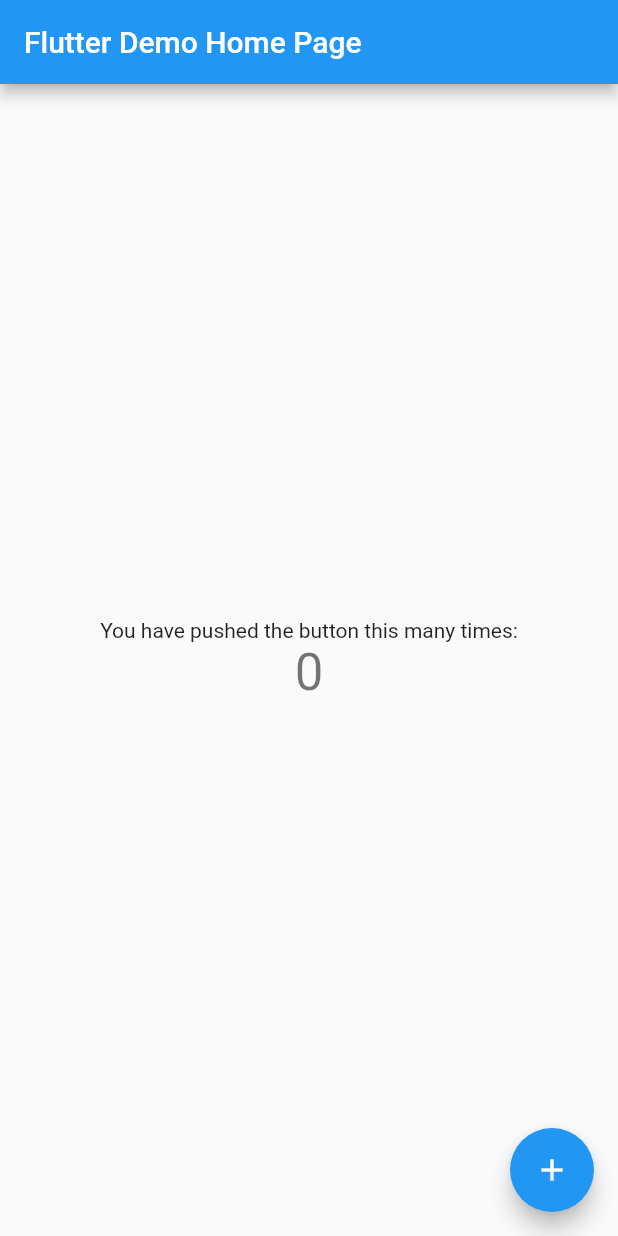
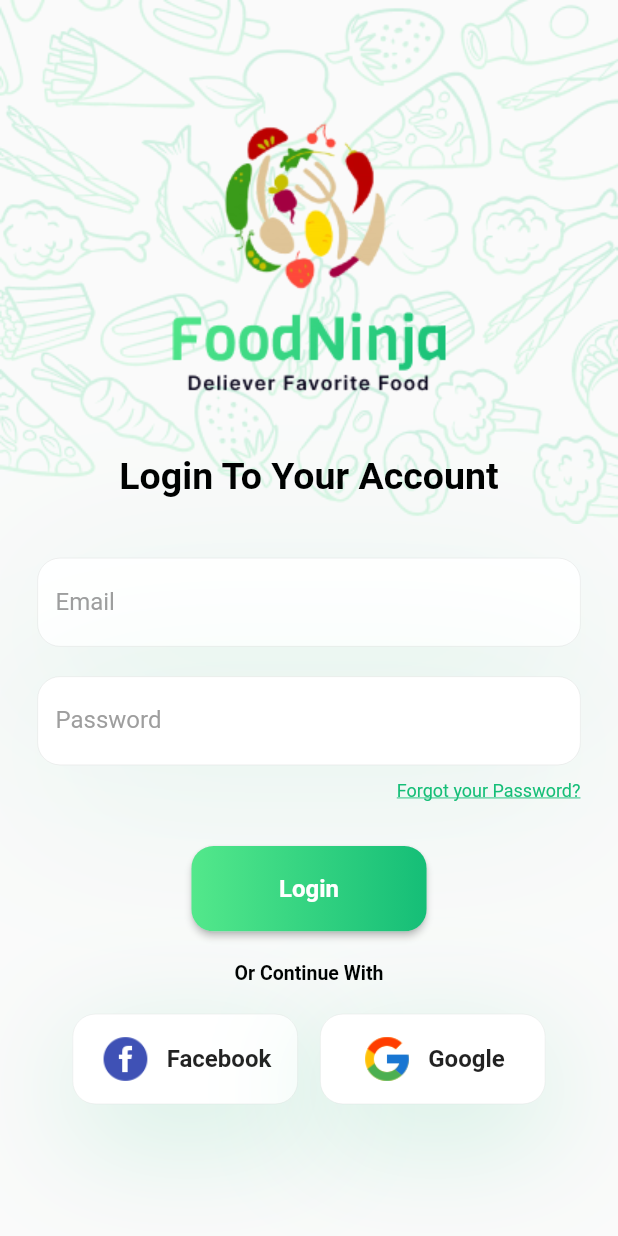
Before and after one commit to avishka2k/food_app, a Flutter app: the screen it shows after launch, on a phone screen of 412 x 824 dp. Run offline on Flutter 3.47's test engine with Material 2 defaults, Android fonts, the phone set to English and light mode, and no system bars; our stand-ins replace device_preview, hexcolor.

Commit message:
Add app screens

```diff
--- a/lib/main.dart
+++ b/lib/main.dart
@@ -1,8 +1,13 @@
+import 'package:device_preview/device_preview.dart';
 import 'package:flutter/material.dart';
+import 'package:food_app/screens/onbording1.dart';
+import 'package:food_app/screens/signup.dart';
 
-void main() {
-  runApp(const MyApp());
-}
+void main() => runApp(
+      DevicePreview(
+        builder: (context) => MyApp(), // Wrap your app
+      ),
+    );
 
 class MyApp extends StatelessWidget {
   const MyApp({Key? key}) : super(key: key);
@@ -11,105 +16,14 @@ class MyApp extends StatelessWidget {
   @override
   Widget build(BuildContext context) {
     return MaterialApp(
-      title: 'Flutter Demo',
+      debugShowCheckedModeBanner: false,
+      locale: DevicePreview.locale(context),
+      builder: DevicePreview.appBuilder,
+      title: 'Food Application',
       theme: ThemeData(
-        // This is the theme of your application.
-        //
-        // Try running your application with "flutter run". You'll see the
-        // application has a blue toolbar. Then, without quitting the app, try
-        // changing the primarySwatch below to Colors.green and then invoke
-        // "hot reload" (press "r" in the console where you ran "flutter run",
-        // or simply save your changes to "hot reload" in a Flutter IDE).
-        // Notice that the counter didn't reset back to zero; the application
-        // is not restarted.
         primarySwatch: Colors.blue,
       ),
-      home: const MyHomePage(title: 'Flutter Demo Home Page'),
+      home: const signup(),
     );
   }
 }
-
-class MyHomePage extends StatefulWidget {
-  const MyHomePage({Key? key, required this.title}) : super(key: key);
-
-  // This widget is the home page of your application. It is stateful, meaning
-  // that it has a State object (defined below) that contains fields that affect
-  // how it looks.
-
-  // This class is the configuration for the state. It holds the values (in this
-  // case the title) provided by the parent (in this case the App widget) and
-  // used by the build method of the State. Fields in a Widget subclass are
-  // always marked "final".
-
-  final String title;
-
-  @override
-  State<MyHomePage> createState() => _MyHomePageState();
-}
-
-class _MyHomePageState extends State<MyHomePage> {
-  int _counter = 0;
-
-  void _incrementCounter() {
-    setState(() {
-      // This call to setState tells the Flutter framework that something has
-      // changed in this State, which causes it to rerun the build method below
-      // so that the display can reflect the updated values. If we changed
-      // _counter without calling setState(), then the build method would not be
-      // called again, and so nothing would appear to happen.
-      _counter++;
-    });
-  }
-
-  @override
-  Widget build(BuildContext context) {
-    // This method is rerun every time setState is called, for instance as done
-    // by the _incrementCounter method above.
-    //
-    // The Flutter framework has been optimized to make rerunning build methods
-    // fast, so that you can just rebuild anything that needs updating rather
-    // than having to individually change instances of widgets.
-    return Scaffold(
-      appBar: AppBar(
-        // Here we take the value from the MyHomePage object that was created by
-        // the App.build method, and use it to set our appbar title.
-        title: Text(widget.title),
-      ),
-      body: Center(
-        // Center is a layout widget. It takes a single child and positions it
-        // in the middle of the parent.
-        child: Column(
-          // Column is also a layout widget. It takes a list of children and
-          // arranges them vertically. By default, it sizes itself to fit its
-          // children horizontally, and tries to be as tall as its parent.
-          //
-          // Invoke "debug painting" (press "p" in the console, choose the
-          // "Toggle Debug Paint" action from the Flutter Inspector in Android
-          // Studio, or the "Toggle Debug Paint" command in Visual Studio Code)
-          // to see the wireframe for each widget.
-          //
-          // Column has various properties to control how it sizes itself and
-          // how it positions its children. Here we use mainAxisAlignment to
-          // center the children vertically; the main axis here is the vertical
-          // axis because Columns are vertical (the cross axis would be
-          // horizontal).
-          mainAxisAlignment: MainAxisAlignment.center,
-          children: <Widget>[
-            const Text(
-              'You have pushed the button this many times:',
-            ),
-            Text(
-              '$_counter',
-              style: Theme.of(context).textTheme.headline4,
-            ),
-          ],
-        ),
-      ),
-      floatingActionButton: FloatingActionButton(
-        onPressed: _incrementCounter,
-        tooltip: 'Increment',
-        child: const Icon(Icons.add),
-      ), // This trailing comma makes auto-formatting nicer for build methods.
-    );
-  }
-}
--- /dev/null
+++ b/lib/screens/onbording1.dart
@@ -0,0 +1,62 @@
+import 'package:flutter/material.dart';
+import 'package:food_app/screens/onbording2.dart';
+import 'package:food_app/widget/primarybtn.dart';
+import 'package:hexcolor/hexcolor.dart';
+
+class onbordingOne extends StatelessWidget {
+  const onbordingOne({Key? key}) : super(key: key);
+
+  @override
+  Widget build(BuildContext context) {
+    return Scaffold(
+      body: Center(
+        child: Column(
+          children: [
+            const SizedBox(height: 50),
+            const Expanded(
+              flex: 3,
+              child: Image(
+                image: AssetImage('assets/onbordingImg1.png'),
+                fit: BoxFit.cover,
+              ),
+            ),
+            Expanded(
+              flex: 2,
+              child: Column(
+                children: [
+                  const Text(
+                    'Find Your Comfort\n Food here',
+                    textAlign: TextAlign.center,
+                    style: TextStyle(fontSize: 22, fontWeight: FontWeight.bold),
+                  ),
+
+                  const SizedBox(height: 20),
+                  const Text(
+                    'Here You Can find a chef of dish '
+                    'for every\n taste and color. Enjoy!',
+                    textAlign: TextAlign.center,
+                    style: TextStyle(fontSize: 13, fontWeight: FontWeight.w400),
+                  ),
+                  const SizedBox(height: 40),
+                  // ignore: deprecated_member_use
+                  RaisedButton(
+                      onPressed: () {
+                        Navigator.push(
+                            context,
+                            MaterialPageRoute(
+                              builder: (context) => onbordingTow(),
+                            ));
+                      },
+                      shape: RoundedRectangleBorder(
+                          borderRadius: BorderRadius.circular(15.0)),
+                      padding: const EdgeInsets.all(0.0),
+                      child: primatyButton(btnText: 'Next'))
+                ],
+              ),
+            ),
+          ],
+        ),
+      ),
+    );
+  }
+}
--- /dev/null
+++ b/lib/screens/onbording2.dart
@@ -0,0 +1,56 @@
+// ignore_for_file: camel_case_types
+
+import 'package:flutter/material.dart';
+import 'package:food_app/widget/primarybtn.dart';
+
+class onbordingTow extends StatelessWidget {
+  const onbordingTow({Key? key}) : super(key: key);
+
+  @override
+  Widget build(BuildContext context) {
+    return Scaffold(
+      body: Center(
+        child: Column(
+          children: [
+            const SizedBox(height: 50),
+            const Expanded(
+              flex: 3,
+              child: Image(
+                image: AssetImage('assets/onbordingImg2.png'),
+                fit: BoxFit.cover,
+              ),
+            ),
+            Expanded(
+              flex: 2,
+              child: Column(
+                children: [
+                  const Text(
+                    'Food Ninja is Where Your \nComfort Food Lives',
+                    textAlign: TextAlign.center,
+                    style: TextStyle(fontSize: 22, fontWeight: FontWeight.bold),
+                  ),
+
+                  const SizedBox(height: 20),
+                  const Text(
+                    'Enjoy a fast and smooth food delivery'
+                    ' at \nyour doorstep',
+                    textAlign: TextAlign.center,
+                    style: TextStyle(fontSize: 13, fontWeight: FontWeight.w400),
+                  ),
+                  const SizedBox(height: 40),
+                  // ignore: deprecated_member_use
+                  RaisedButton(
+                      onPressed: () {},
+                      shape: RoundedRectangleBorder(
+                          borderRadius: BorderRadius.circular(15.0)),
+                      padding: const EdgeInsets.all(0.0),
+                      child: primatyButton(btnText: 'Next'))
+                ],
+              ),
+            ),
+          ],
+        ),
+      ),
+    );
+  }
+}
--- /dev/null
+++ b/lib/screens/signup.dart
@@ -0,0 +1,249 @@
+// ignore_for_file: camel_case_types
+
+import 'package:flutter/material.dart';
+import 'package:food_app/widget/primarybtn.dart';
+import 'package:hexcolor/hexcolor.dart';
+
+class signup extends StatefulWidget {
+  const signup({Key? key}) : super(key: key);
+
+  @override
+  State<signup> createState() => _signupState();
+}
+
+class _signupState extends State<signup> {
+  @override
+  Widget build(BuildContext context) {
+    return Scaffold(
+      body: Stack(
+        children: [
+          Container(
+            decoration: const BoxDecoration(
+              image: DecorationImage(
+                alignment: FractionalOffset.topCenter,
+                image: AssetImage('assets/BgPattern.png'),
+                fit: BoxFit.contain,
+              ),
+            ),
+          ),
+          SingleChildScrollView(
+            child: Center(
+              child: Column(
+                children: [
+                  const SizedBox(height: 60),
+                  const Image(
+                    image: AssetImage('assets/Logo.png'),
+                  ),
+                  const SizedBox(height: 40),
+                  const Text(
+                    'Login To Your Account',
+                    style: TextStyle(
+                      fontSize: 25,
+                      fontWeight: FontWeight.bold,
+                      color: Colors.black,
+                    ),
+                  ),
+                  const SizedBox(height: 40),
+                  Padding(
+                    padding: const EdgeInsets.symmetric(horizontal: 25),
+                    child: Form(
+                      child: Column(
+                        children: [
+                          Container(
+                            decoration: BoxDecoration(boxShadow: [
+                              BoxShadow(
+                                blurRadius: 100,
+                                offset: const Offset(0, 20),
+                                color: HexColor('#15BE77').withOpacity(0.1),
+                              )
+                            ]),
+                            child: TextField(
+                              decoration: InputDecoration(
+                                filled: true,
+                                fillColor: Colors.white,
+                                enabledBorder: OutlineInputBorder(
+                                    borderSide: BorderSide(
+                                      width: 0.2,
+                                      color: Colors.grey.withOpacity(0.5),
+                                    ),
+                                    borderRadius: BorderRadius.circular(15)),
+                                hintText: 'example@gmail.com',
+                                labelText: 'Email',
+                                labelStyle: const TextStyle(
+                                  color: Colors.grey,
+                                ),
+                                focusedBorder: OutlineInputBorder(
+                                    borderSide: BorderSide(
+                                      color: HexColor('#15BE77'),
+                                    ),
+                                    borderRadius: BorderRadius.circular(15)),
+                              ),
+                            ),
+                          ),
+                          const SizedBox(height: 20),
+                          Container(
+                            decoration: BoxDecoration(boxShadow: [
+                              BoxShadow(
+                                blurRadius: 100,
+                                offset: const Offset(0, 20),
+                                color: HexColor('#15BE77').withOpacity(0.1),
+                              )
+                            ]),
+                            child: TextField(
+                              obscureText: true,
+                              decoration: InputDecoration(
+                                filled: true,
+                                fillColor: Colors.white,
+                                enabledBorder: OutlineInputBorder(
+                                    borderSide: BorderSide(
+                                      width: 0.2,
+                                      color: Colors.grey.withOpacity(0.5),
+                                    ),
+                                    borderRadius: BorderRadius.circular(15)),
+                                hintText: '',
+                                labelText: 'Password',
+                                labelStyle: const TextStyle(
+                                  color: Colors.grey,
+                                ),
+                                focusedBorder: OutlineInputBorder(
+                                    borderSide: BorderSide(
+                                      color: HexColor('#15BE77'),
+                                    ),
+                                    borderRadius: BorderRadius.circular(15)),
+                              ),
+                            ),
+                          ),
+                        ],
+                      ),
+                    ),
+                  ),
+                  Padding(
+                    padding: const EdgeInsets.only(right: 25, top: 10),
+                    child: Row(
+                      mainAxisAlignment: MainAxisAlignment.end,
+                      children: [
+                        GestureDetector(
+                          child: Text(
+                            'Forgot your Password?',
+                            style: TextStyle(
+                              fontSize: 12,
+                              color: HexColor('#15BE77'),
+                              decoration: TextDecoration.underline,
+                            ),
+                          ),
+                        )
+                      ],
+                    ),
+                  ),
+                  const SizedBox(height: 30),
+                  // ignore: deprecated_member_use
+                  RaisedButton(
+                    onPressed: () {},
+                    shape: RoundedRectangleBorder(
+                        borderRadius: BorderRadius.circular(15.0)),
+                    padding: const EdgeInsets.all(0.0),
+                    child: primatyButton(btnText: 'Login'),
+                  ),
+
+                  const Padding(
+                    padding: EdgeInsets.symmetric(vertical: 20),
+                    child: Text(
+                      'Or Continue With',
+                      style: TextStyle(
+                          fontSize: 13,
+                          color: Colors.black,
+                          fontWeight: FontWeight.bold),
+                    ),
+                  ),
+                  Padding(
+                    padding: const EdgeInsets.symmetric(horizontal: 25),
+                    child: Row(
+                      mainAxisAlignment: MainAxisAlignment.center,
+                      children: [
+                        Container(
+                          width: 150,
+                          height: 60,
+                          decoration: BoxDecoration(
+                            border: Border.all(
+                                color: Colors.grey.withOpacity(0.4),
+                                width: 0.2),
+                            borderRadius: BorderRadius.circular(15),
+                            color: Colors.white,
+                            boxShadow: [
+                              BoxShadow(
+                                blurRadius: 70,
+                                offset: const Offset(2, 20),
+                                color: HexColor('#15BE77').withOpacity(0.2),
+                              )
+                            ],
+                          ),
+                          child: Row(
+                            mainAxisAlignment: MainAxisAlignment.center,
+                            children: const [
+                              Image(
+                                image: AssetImage(
+                                  'assets/icons/facebook.png',
+                                ),
+                                width: 35,
+                              ),
+                              SizedBox(width: 10),
+                              Text(
+                                'Facebook',
+                                style: TextStyle(
+                                  fontSize: 16,
+                                  fontWeight: FontWeight.bold,
+                                ),
+                              )
+                            ],
+                          ),
+                        ),
+                        const SizedBox(width: 15),
+                        Container(
+                          width: 150,
+                          height: 60,
+                          decoration: BoxDecoration(
+                            border: Border.all(
+                                color: Colors.grey.withOpacity(0.4),
+                                width: 0.2),
+                            borderRadius: BorderRadius.circular(15),
+                            color: Colors.white,
+                            boxShadow: [
+                              BoxShadow(
+                                blurRadius: 70,
+                                offset: const Offset(2, 20),
+                                color: HexColor('#15BE77').withOpacity(0.2),
+                              )
+                            ],
+                          ),
+                          child: Row(
+                            mainAxisAlignment: MainAxisAlignment.center,
+                            children: const [
+                              Image(
+                                image: AssetImage(
+                                  'assets/icons/google.png',
+                                ),
+                                width: 35,
+                              ),
+                              SizedBox(width: 10),
+                              Text(
+                                'Google',
+                                style: TextStyle(
+                                  fontSize: 16,
+                                  fontWeight: FontWeight.bold,
+                                ),
+                              )
+                            ],
+                          ),
+                        ),
+                      ],
+                    ),
+                  )
+                ],
+              ),
+            ),
+          )
+        ],
+      ),
+    );
+  }
+}
--- /dev/null
+++ b/lib/widget/primarybtn.dart
@@ -0,0 +1,42 @@
+// ignore_for_file: camel_case_types, must_be_immutable, use_key_in_widget_constructors
+
+import 'package:flutter/material.dart';
+import 'package:hexcolor/hexcolor.dart';
+
+class primatyButton extends StatelessWidget {
+  String btnText;
+  primatyButton({required this.btnText});
+
+  @override
+  Widget build(BuildContext context) {
+    return SizedBox(
+      width: 157,
+      child: Ink(
+        decoration: BoxDecoration(
+          gradient: LinearGradient(
+            colors: <Color>[
+              HexColor('53E88B'),
+              HexColor('15BE77'),
+            ],
+          ),
+          borderRadius: const BorderRadius.all(Radius.circular(15.0)),
+        ),
+        child: Container(
+          constraints: const BoxConstraints(
+              minWidth: 57.0,
+              minHeight: 57.0), // min sizes for Material buttons
+          alignment: Alignment.center,
+          child: Text(
+            btnText,
+            style: const TextStyle(
+              color: Colors.white,
+              fontWeight: FontWeight.bold,
+              fontSize: 16,
+            ),
+            textAlign: TextAlign.center,
+          ),
+        ),
+      ),
+    );
+  }
+}
```
Also changed, not shown: pubspec.yaml (+5 -4 lines), assets/BgPattern.png (added), assets/Logo.png (added), assets/icons/facebook.png (added), assets/icons/google.png (added), assets/onbordingImg1.png (added), assets/onbordingImg2.png (added), pubspec.lock, 1 other file.
